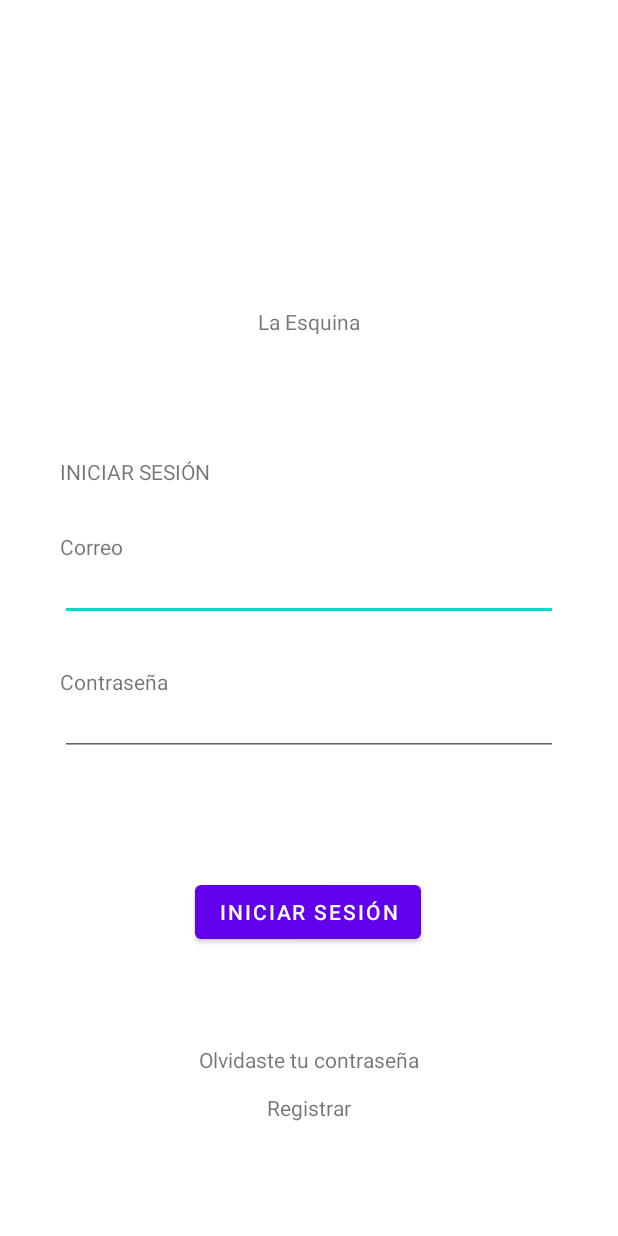
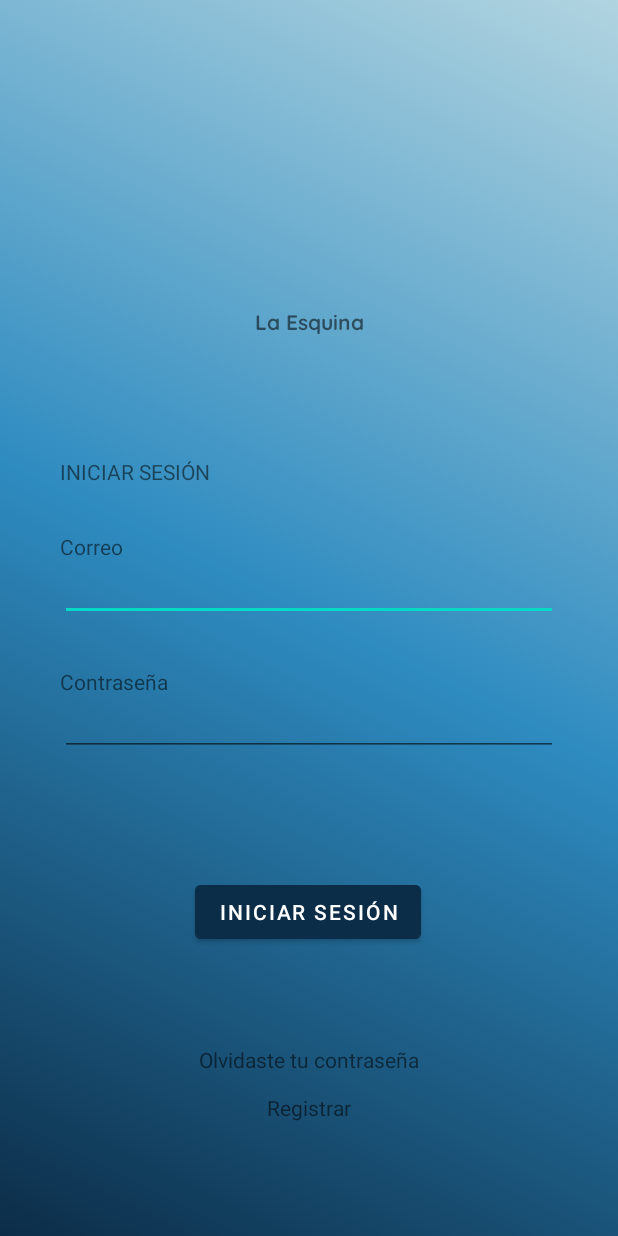
Before and after one commit to JordanNoah7/LaEsquinaMovil, an Android app: the screen it shows after launch (MainActivity), on a phone screen of 412 x 824 dp. Run offline under Robolectric (Android 15) with nearby library versions, the phone set to English and light mode, and no system bars.

Commit message:
Se agrego el font que sera quicksand_bold.ttf tambien se empezo hacer el disenio de los colores en el login

```diff
--- /dev/null
+++ b/app/src/main/res/drawable/fondo_login.xml
@@ -0,0 +1,15 @@
+<?xml version="1.0" encoding="utf-8"?>
+<selector xmlns:android="http://schemas.android.com/apk/res/android">
+
+    <item>
+        <shape android:shape="rectangle">
+            <gradient android:startColor="@color/DarkBlue"
+                android:centerColor="@color/Blue"
+                android:endColor="@color/BabyBlue"
+                android:type="linear"
+                android:angle="45">
+
+            </gradient>
+        </shape>
+    </item>
+</selector>
--- a/app/src/main/res/layout/activity_main.xml
+++ b/app/src/main/res/layout/activity_main.xml
@@ -4,7 +4,9 @@
     xmlns:tools="http://schemas.android.com/tools"
     android:layout_width="match_parent"
     android:layout_height="match_parent"
-    tools:context=".MainActivity">
+    tools:context=".MainActivity"
+    android:background="@drawable/fondo_login">
+
 
     <TextView
         android:id="@+id/tvTitulo"
@@ -12,6 +14,7 @@
         android:layout_height="wrap_content"
         android:layout_marginBottom="600dp"
         android:text="@string/titulo"
+        android:fontFamily="@font/quicksand_bold"
         app:layout_constraintBottom_toBottomOf="parent"
         app:layout_constraintEnd_toEndOf="parent"
         app:layout_constraintStart_toStartOf="parent" />
@@ -69,6 +72,7 @@
         android:layout_width="wrap_content"
         android:layout_height="wrap_content"
         android:layout_marginBottom="192dp"
+        android:backgroundTint="@color/DarkBlue"
         android:onClick="Login"
         android:text="@string/inicia_sesion"
         app:layout_constraintBottom_toBottomOf="parent"
--- a/app/src/main/res/values-night/themes.xml
+++ b/app/src/main/res/values-night/themes.xml
@@ -10,7 +10,7 @@
         <item name="colorSecondaryVariant">@color/teal_200</item>
         <item name="colorOnSecondary">@color/black</item>
         <!-- Status bar color. -->
-        <item name="android:statusBarColor">?attr/colorPrimaryVariant</item>
+        <item name="android:statusBarColor">@color/DarkBlue</item>
         <!-- Customize your theme here. -->
     </style>
 </resources>
```
Also changed, not shown: app/src/main/res/font/quicksand_bold.ttf (added).
